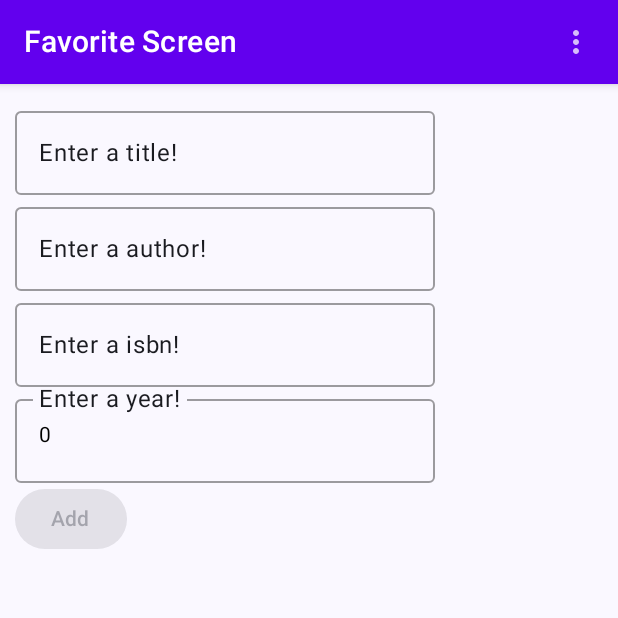
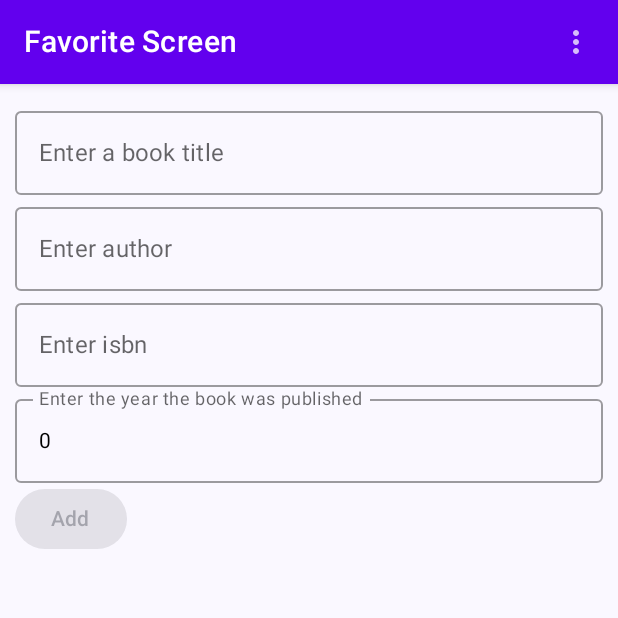
Before and after one commit to leachristafh/bookappp, an Android app built with Jetpack Compose: the screen it shows after launch (MainActivity), on a phone screen of 412 x 824 dp, the top half of it. Run offline under Robolectric (Android 15) with nearby library versions, the phone set to English and light mode, and no system bars.

Commit message:
this is the current version including error messages

```diff
--- a/app/src/main/java/com/example/bookapp/screens/EditScreen.kt
+++ b/app/src/main/java/com/example/bookapp/screens/EditScreen.kt
@@ -23,6 +23,7 @@ import com.example.bookapp.R
 //import androidx.compose.ui.text.input.KeyboardType
 
 import com.example.bookapp.viewmodels.EditViewModel
+import com.example.bookapp.widget.SimpleTextField
 import com.example.bookapp.widget.SimpleTopAppBar
 import com.example.movieappmad23.screens.EditBookUIEvent
 //wieso funktioniert es nicht mt bookapp.screens.EditBookUIEvent beim movieappmad23.
@@ -112,51 +113,49 @@ fun BookInputForm(
     onBookValueChange: (EditBookUiState, EditBookUIEvent) -> Unit,
 ){
 
-    OutlinedTextField(
+    SimpleTextField(
         value = bookUiState.title,
-        label = {Text("Enter a title!")},
+        label = stringResource(id = R.string.enter_book_title),
         isError = bookUiState.titleErr,
-        onValueChange = {
-            onBookValueChange(bookUiState.copy(title =it), EditBookUIEvent.TitleChanged)
+        errMsg = stringResource(id = R.string.title_required),
+        onChange = { input ->
+            onBookValueChange(bookUiState.copy(title = input), EditBookUIEvent.TitleChanged)
         }
     )
 
-
-    OutlinedTextField(
+    SimpleTextField(
         value = bookUiState.author,
-        label = {Text("Enter a author!")},
+        label = stringResource(id = R.string.enter_author),
         isError = bookUiState.authorErr,
-        onValueChange = {
-            onBookValueChange(bookUiState.copy(author =it), EditBookUIEvent.AuthorChanged)
+        errMsg = stringResource(id = R.string.author_required),
+        onChange = { input ->
+            onBookValueChange(bookUiState.copy(author = input), EditBookUIEvent.AuthorChanged)
+        }
+    )
+    SimpleTextField(
+        value = bookUiState.isbn,
+        label = stringResource(id = R.string.enter_isbn),
+        isError = bookUiState.isbnErr,
+        errMsg = stringResource(id = R.string.isbn_required),
+        onChange = { input ->
+            onBookValueChange(bookUiState.copy(isbn = input), EditBookUIEvent.IsbnChanged)
         }
     )
 
-    OutlinedTextField(
-        value = bookUiState.isbn,
-        label = {Text("Enter a isbn!")},
-        isError = bookUiState.isbnErr,
-        onValueChange = {
-            onBookValueChange(bookUiState.copy(isbn =it), EditBookUIEvent.IsbnChanged)
+    SimpleTextField(
+        value = bookUiState.year.toString(),
+        label = stringResource(id = R.string.enter_book_year),
+        isError = bookUiState.yearErr,
+        errMsg = stringResource(id = R.string.year_required),
+        onChange = { input ->
+            val year = input.toIntOrNull() // Convert the string back to an integer
+            if (year != null) {
+                onBookValueChange(bookUiState.copy(year = year), EditBookUIEvent.YearChanged)
+            }
         }
+    //ist das richtig oder soll ich das von google docs nehmen?
     )
 
-    OutlinedTextField(
-        value = bookUiState.year.toString(), //value muss ein string sein - kotlin sehr streng
-        label = {Text("Enter a year!")},
-        isError = bookUiState.yearErr,
-        onValueChange = {
-            onBookValueChange(bookUiState.copy(isbn =it), EditBookUIEvent.YearChanged)
-        }
-    )
-
-
-
-
-
-
-
-
-//isbn
 }
 
 /*
--- /dev/null
+++ b/app/src/main/java/com/example/bookapp/widget/TextField.kt
@@ -0,0 +1,56 @@
+package com.example.bookapp.widget
+import androidx.compose.foundation.layout.fillMaxWidth
+import androidx.compose.foundation.layout.padding
+import androidx.compose.foundation.text.KeyboardActions
+import androidx.compose.foundation.text.KeyboardOptions
+import androidx.compose.material.MaterialTheme
+import androidx.compose.material.OutlinedTextField
+import androidx.compose.material.Text
+import androidx.compose.runtime.Composable
+import androidx.compose.ui.Modifier
+import androidx.compose.ui.text.input.ImeAction
+import androidx.compose.ui.text.input.KeyboardType
+import androidx.compose.ui.unit.dp
+import androidx.compose.ui.unit.sp
+
+@Composable
+fun SimpleTextField(
+    modifier: Modifier = Modifier,
+    value: String,
+    label: String,
+    errMsg: String = "",
+    isError: Boolean,
+    singleLine: Boolean = true,
+    keyboardType: KeyboardType = KeyboardType.Text,
+    onDone: () -> Unit = {},
+    onChange: (String) -> Unit
+){
+    OutlinedTextField(
+        value = value,
+        singleLine = singleLine,
+        modifier = modifier.fillMaxWidth(),
+        onValueChange = {
+            onChange(it)
+        },
+        label = { Text(text = label) },
+        isError = isError,
+        keyboardOptions = KeyboardOptions.Default.copy(
+            imeAction = ImeAction.Done,
+            keyboardType = keyboardType
+        ),
+        keyboardActions = KeyboardActions(
+            onDone = {
+                onDone()
+            }
+        ),
+
+        )
+    if (isError){
+        Text(
+            modifier = Modifier.padding(start = 8.dp),
+            text = errMsg,
+            fontSize = 14.sp,
+            color = MaterialTheme.colors.error
+        )
+    }
+}
--- a/app/src/main/res/values/strings.xml
+++ b/app/src/main/res/values/strings.xml
@@ -1,3 +1,14 @@
 <resources>
     <string name="app_name">bookapp</string>
+    <string name="add_book">Add a Book</string>
+    <string name="enter_book_title">Enter a book title</string>
+    <string name="enter_book_year">Enter the year the book was published </string>
+    <string name="enter_author">Enter author</string>
+    <string name="enter_isbn">Enter isbn</string>
+
+    <string name="add">Add</string>
+    <string name="title_required">The booktitle is required.</string>
+    <string name="year_required">The first year the book was published is required.</string>
+    <string name="author_required">Author is required.</string>
+    <string name="isbn_required">A Isbn in the format: xxx-x-xxxxx-xxx-x is required.</string>
 </resources>
```
